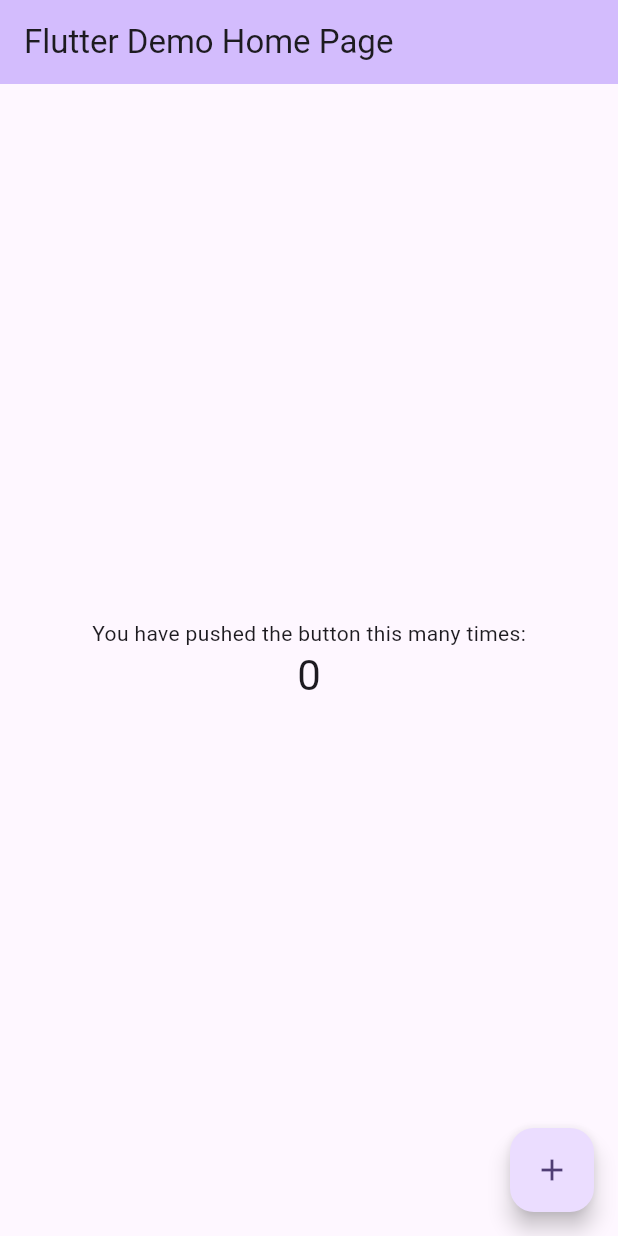
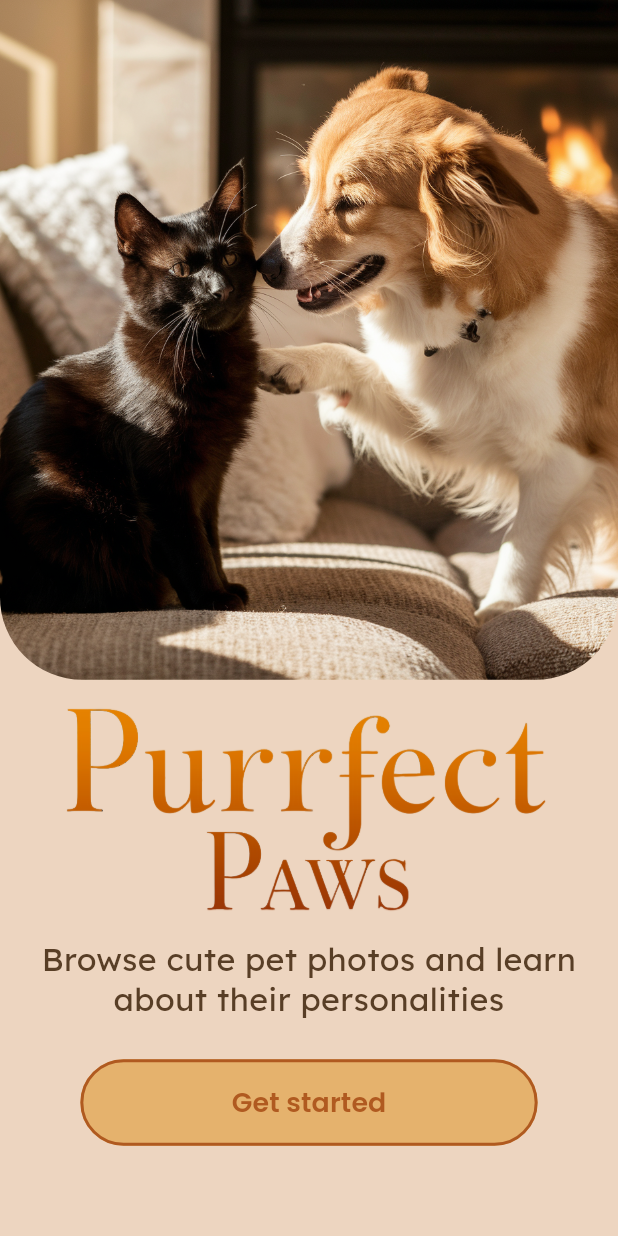
Before and after one commit to NinelNina/cats_and_dogs_mobile, a Flutter app: the screen it shows after launch, on a phone screen of 412 x 824 dp. Run offline on Flutter 3.47's test engine with Material 3 defaults, Android fonts, the phone set to English and light mode, and no system bars; our stand-ins replace dio, flutter_svg.

Commit message:
Added start_screen, favorite_pet_screen. Added navigation. Started work on cats_and_dogs_screen.

```diff
--- /dev/null
+++ b/lib/features/common/widgets/start_button.dart
@@ -0,0 +1,35 @@
+import 'package:flutter/material.dart';
+
+class StartButton extends StatelessWidget {
+  final String text;
+  final double width;
+  final double height;
+  final String? path;
+  //final VoidCallback? onPressed;
+
+  const StartButton({super.key,
+    required this.text, required this.width, required this.height, required this.path,
+  });
+
+  @override
+  Widget build(BuildContext context) {
+    return OutlinedButton(
+      style: OutlinedButton.styleFrom(
+        backgroundColor: Color(0xFFE5B26D),
+        minimumSize: Size(width, height),
+        side: BorderSide(color: Color(0xFFB05A20), width: 2),
+      ),
+        onPressed: (path != null ? () {
+          Navigator.pushNamed(context, path!);
+        } : null),
+      child: Text(text,
+    style: TextStyle(
+          fontFamily: "Poppins",
+          fontWeight: FontWeight.w600,
+          fontSize: height * 0.31,
+          color: Color(0xFFB05A20),
+    ),
+    ),
+    );
+  }
+}
--- /dev/null
+++ b/lib/features/start/presentation/start_screen.dart
@@ -0,0 +1,93 @@
+import 'package:cats_facts/features/common/widgets/start_button.dart';
+import 'package:flutter/cupertino.dart';
+import 'package:flutter/material.dart';
+import 'package:cats_facts/features/favorite_pet/presentation/favorite_pet_screen.dart';
+
+class StartScreen extends StatelessWidget {
+  @override
+  Widget build(BuildContext context) {
+    final double screenHeight = MediaQuery.of(context).size.height;
+    final double screenWidth = MediaQuery.of(context).size.width;
+
+    return Scaffold(
+      backgroundColor: const Color(0xFFEDD5C0),
+      body: Column(
+        mainAxisAlignment: MainAxisAlignment.start,
+        children: [
+          /*SizedBox(
+            height: MediaQuery.of(context).padding.top,
+          ),*/
+          Container(
+            width: screenWidth,
+            height: screenHeight * 0.55,
+            decoration: const BoxDecoration(
+              image: DecorationImage(
+                image: AssetImage('assets/images/start_picture.png'),
+                fit: BoxFit.cover,
+              ),
+              borderRadius: BorderRadius.only(
+                bottomLeft: Radius.circular(55.0),
+                bottomRight: Radius.circular(55.0),
+              ),
+            ),
+          ),
+          SizedBox(height: screenHeight * 0.02),
+          Container(
+            width: screenWidth * 0.8,
+            height: screenHeight * 0.17,
+            decoration: const BoxDecoration(
+              image: DecorationImage(
+                image: AssetImage('assets/images/logo.png'),
+                fit: BoxFit.cover,
+              ),
+            ),
+          ),
+          SizedBox(height: screenHeight * 0.02),
+          Container(
+            child:
+              Text(
+                'Browse cute pet photos and learn about their personalities',
+                textAlign: TextAlign.center,
+                style: TextStyle(
+                  fontFamily: "LexendDeca",
+                  fontWeight: FontWeight.normal,
+                  fontSize: screenHeight * 0.026,
+                  height: 1.25,
+                  color: Color(0xFF583E26),
+                ),
+              ),
+            width: screenWidth * 0.92,
+            height: screenHeight * 0.067,),
+          SizedBox(height: screenHeight * 0.03),
+          StartButton(path: '/choose_pet', width: screenWidth * 0.74, height: screenHeight * 0.07, text: 'Get started'),
+          // OutlinedButton(
+          //   style: OutlinedButton.styleFrom(
+          //     backgroundColor: Color(0xFFE5B26D),
+          //     padding: EdgeInsets.symmetric(
+          //       horizontal: screenWidth * 0.1,
+          //       vertical: screenHeight * 0.02,
+          //     ),
+          //     minimumSize: Size(screenWidth * 0.74, screenHeight * 0.07),
+          //     side: BorderSide(color: Color(0xFFB05A20), width: 2),
+          //   ),
+          //   onPressed: () {
+          //     Navigator.push(
+          //       context,
+          //       MaterialPageRoute(builder: (context) => FavoritePetScreen()),
+          //     );
+          //   },
+          //   child: Text(
+          //     'Get started',
+          //     style: TextStyle(
+          //       fontFamily: "Poppins",
+          //       fontWeight: FontWeight.w600,
+          //       fontSize: screenHeight * 0.022,
+          //       color: Color(0xFFB05A20),
+          //     ),
+          //   ),
+          // ),
+        ],
+      ),
+    );
+  }
+}
--- a/lib/main.dart
+++ b/lib/main.dart
@@ -1,127 +1,37 @@
+import 'package:cats_facts/features/favorite_pet/presentation/favorite_pet_screen.dart';
 import 'package:flutter/material.dart';
 import 'core/domain/services/cat_images_service.dart';
+import 'features/cats_and_dogs/presentation/cats_and_dogs_screen.dart';
+import 'features/start/presentation/start_screen.dart';
 
 void main() {
-  runApp(const MyApp());
-  CatsService.getImage("RND", 10);
+  runApp(MyApp());
 }
 
 class MyApp extends StatelessWidget {
   const MyApp({super.key});
 
-  // This widget is the root of your application.
   @override
   Widget build(BuildContext context) {
     return MaterialApp(
-      title: 'Flutter Demo',
+      routes: {
+        '/choose_pet': (context) => FavoritePetScreen(),
+        '/cats': (context) => CatsAndDogsScreen(
+            title: 'cat',
+            text: 'Look at these cute cats!'),
+        '/dogs': (context) => CatsAndDogsScreen(
+            title: 'dog',
+            text: 'Look at these good boys and girls!'),
+        /*'/breeds': (context) => BreedsScreen(),
+        '/breeds/cat/{id}': (context) => CatBreedScreen(),
+        '/breeds/dog/{id}': (context) => DogBreedScreen()*/
+      },
+      debugShowCheckedModeBanner: false,
+      title: 'Purrfect Paws',
       theme: ThemeData(
-        // This is the theme of your application.
-        //
-        // TRY THIS: Try running your application with "flutter run". You'll see
-        // the application has a purple toolbar. Then, without quitting the app,
-        // try changing the seedColor in the colorScheme below to Colors.green
-        // and then invoke "hot reload" (save your changes or press the "hot
-        // reload" button in a Flutter-supported IDE, or press "r" if you used
-        // the command line to start the app).
-        //
-        // Notice that the counter didn't reset back to zero; the application
-        // state is not lost during the reload. To reset the state, use hot
-        // restart instead.
-        //
-        // This works for code too, not just values: Most code changes can be
-        // tested with just a hot reload.
-        colorScheme: ColorScheme.fromSeed(seedColor: Colors.deepPurple),
-        useMaterial3: true,
+        primarySwatch: Colors.brown,
       ),
-      home: const MyHomePage(title: 'Flutter Demo Home Page'),
+      home: StartScreen(),
     );
   }
 }
-
-class MyHomePage extends StatefulWidget {
-  const MyHomePage({super.key, required this.title});
-
-  // This widget is the home page of your application. It is stateful, meaning
-  // that it has a State object (defined below) that contains fields that affect
-  // how it looks.
-
-  // This class is the configuration for the state. It holds the values (in this
-  // case the title) provided by the parent (in this case the App widget) and
-  // used by the build method of the State. Fields in a Widget subclass are
-  // always marked "final".
-
-  final String title;
-
-  @override
-  State<MyHomePage> createState() => _MyHomePageState();
-}
-
-class _MyHomePageState extends State<MyHomePage> {
-  int _counter = 0;
-
-  void _incrementCounter() {
-    setState(() {
-      // This call to setState tells the Flutter framework that something has
-      // changed in this State, which causes it to rerun the build method below
-      // so that the display can reflect the updated values. If we changed
-      // _counter without calling setState(), then the build method would not be
-      // called again, and so nothing would appear to happen.
-      _counter++;
-    });
-  }
-
-  @override
-  Widget build(BuildContext context) {
-    // This method is rerun every time setState is called, for instance as done
-    // by the _incrementCounter method above.
-    //
-    // The Flutter framework has been optimized to make rerunning build methods
-    // fast, so that you can just rebuild anything that needs updating rather
-    // than having to individually change instances of widgets.
-    return Scaffold(
-      appBar: AppBar(
-        // TRY THIS: Try changing the color here to a specific color (to
-        // Colors.amber, perhaps?) and trigger a hot reload to see the AppBar
-        // change color while the other colors stay the same.
-        backgroundColor: Theme.of(context).colorScheme.inversePrimary,
-        // Here we take the value from the MyHomePage object that was created by
-        // the App.build method, and use it to set our appbar title.
-        title: Text(widget.title),
-      ),
-      body: Center(
-        // Center is a layout widget. It takes a single child and positions it
-        // in the middle of the parent.
-        child: Column(
-          // Column is also a layout widget. It takes a list of children and
-          // arranges them vertically. By default, it sizes itself to fit its
-          // children horizontally, and tries to be as tall as its parent.
-          //
-          // Column has various properties to control how it sizes itself and
-          // how it positions its children. Here we use mainAxisAlignment to
-          // center the children vertically; the main axis here is the vertical
-          // axis because Columns are vertical (the cross axis would be
-          // horizontal).
-          //
-          // TRY THIS: Invoke "debug painting" (choose the "Toggle Debug Paint"
-          // action in the IDE, or press "p" in the console), to see the
-          // wireframe for each widget.
-          mainAxisAlignment: MainAxisAlignment.center,
-          children: <Widget>[
-            const Text(
-              'You have pushed the button this many times:',
-            ),
-            Text(
-              '$_counter',
-              style: Theme.of(context).textTheme.headlineMedium,
-            ),
-          ],
-        ),
-      ),
-      floatingActionButton: FloatingActionButton(
-        onPressed: _incrementCounter,
-        tooltip: 'Increment',
-        child: const Icon(Icons.add),
-      ), // This trailing comma makes auto-formatting nicer for build methods.
-    );
-  }
-}
```
Also changed, not shown: lib/features/cats_and_dogs/presentation/cats_and_dogs_screen.dart (added, +31 -0 lines), lib/features/common/widgets/random_image_widget.dart (added, +56 -0 lines), lib/features/favorite_pet/presentation/favorite_pet_screen.dart (added, +104 -0 lines), pubspec.yaml (+20 -15 lines), assets/fonts/LexendDeca-Light.ttf (added), assets/fonts/LexendDeca-Medium.ttf (added), assets/fonts/LexendDeca-Regular.ttf (added), assets/fonts/Poppins-SemiBold.ttf (added), assets/images/cat.svg (added), assets/images/dog.svg (added), assets/images/logo.png (added), assets/images/start_picture.png (added), pubspec.lock.
